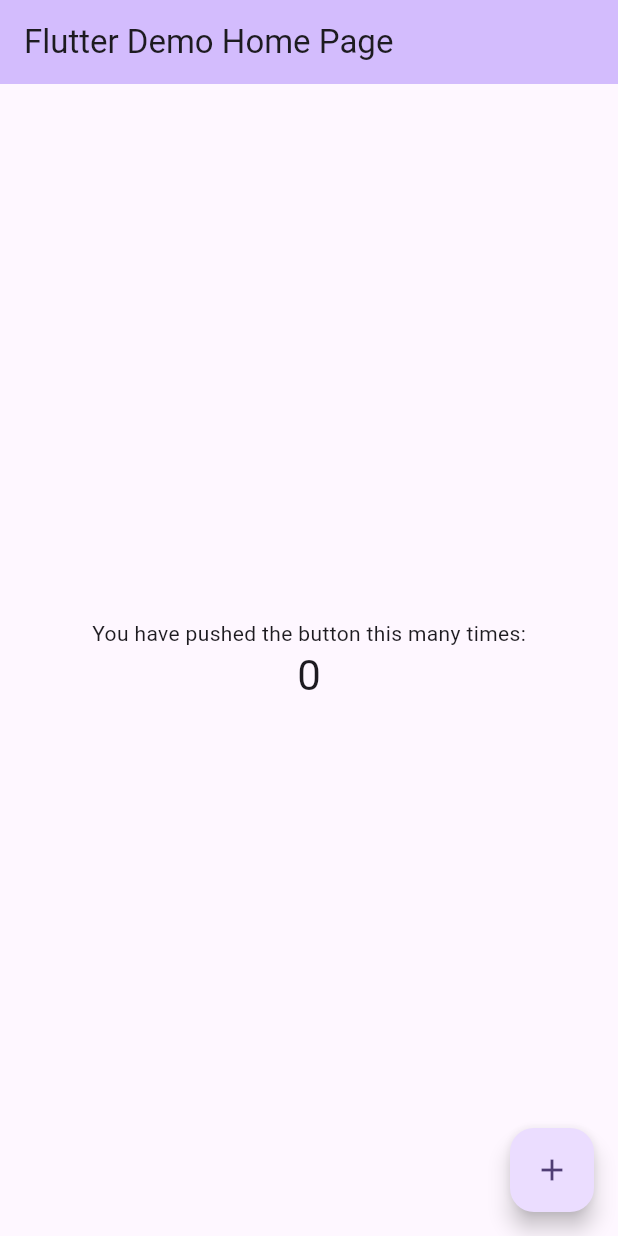
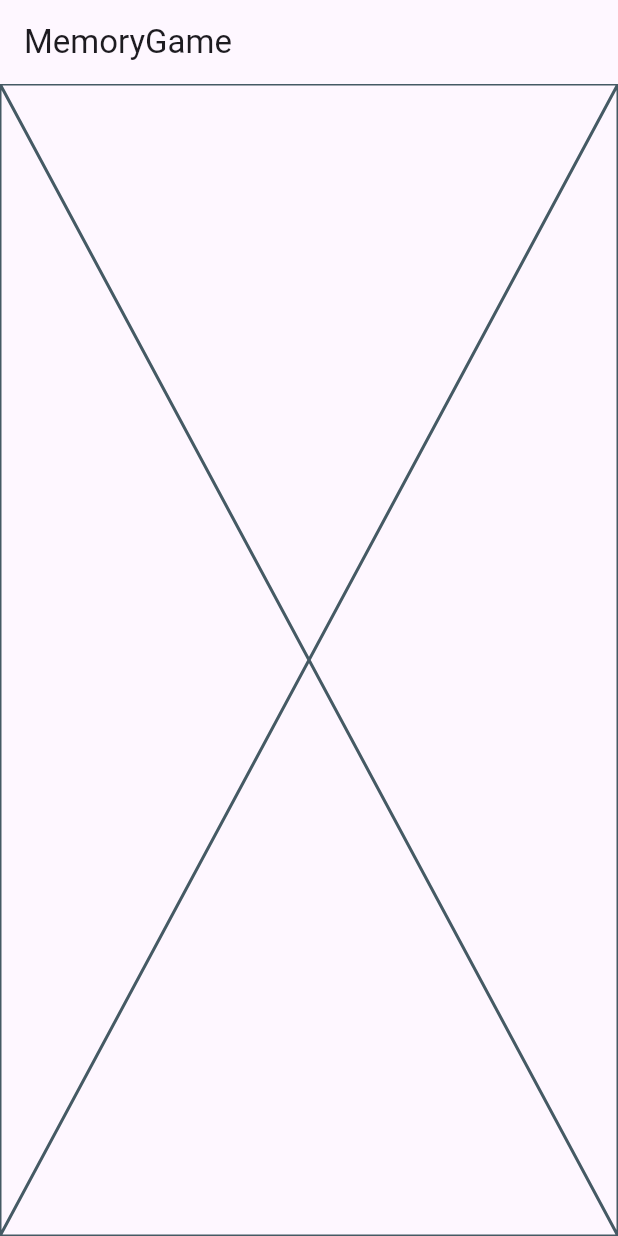
Before and after one commit to avichai123/memory-game, a Flutter app: the screen it shows after launch, on a phone screen of 412 x 824 dp. Run offline on Flutter 3.47's test engine with Material 3 defaults, Android fonts, the phone set to English and light mode, and no system bars.

Commit message:
Intializ dart files

```diff
--- /dev/null
+++ b/memory_game/lib/MemoryGame.dart
@@ -0,0 +1,17 @@
+import 'package:flutter/material.dart';
+
+class MemoryGame extends StatelessWidget {
+  const MemoryGame({super.key});
+
+  @override
+  Widget build(BuildContext context) {
+    return MaterialApp(
+      home: Scaffold(
+        appBar: AppBar(
+          title: const Text("MemoryGame"),
+        ),
+        body: Container(child: const Placeholder()),
+      ),
+    );
+  }
+}
--- a/memory_game/lib/main.dart
+++ b/memory_game/lib/main.dart
@@ -1,125 +1,6 @@
 import 'package:flutter/material.dart';
+import 'package:memory_game/MemoryGame.dart';
 
 void main() {
-  runApp(const MyApp());
+  runApp(const MemoryGame());
 }
-
-class MyApp extends StatelessWidget {
-  const MyApp({super.key});
-
-  // This widget is the root of your application.
-  @override
-  Widget build(BuildContext context) {
-    return MaterialApp(
-      title: 'Flutter Demo',
-      theme: ThemeData(
-        // This is the theme of your application.
-        //
-        // TRY THIS: Try running your application with "flutter run". You'll see
-        // the application has a purple toolbar. Then, without quitting the app,
-        // try changing the seedColor in the colorScheme below to Colors.green
-        // and then invoke "hot reload" (save your changes or press the "hot
-        // reload" button in a Flutter-supported IDE, or press "r" if you used
-        // the command line to start the app).
-        //
-        // Notice that the counter didn't reset back to zero; the application
-        // state is not lost during the reload. To reset the state, use hot
-        // restart instead.
-        //
-        // This works for code too, not just values: Most code changes can be
-        // tested with just a hot reload.
-        colorScheme: ColorScheme.fromSeed(seedColor: Colors.deepPurple),
-        useMaterial3: true,
-      ),
-      home: const MyHomePage(title: 'Flutter Demo Home Page'),
-    );
-  }
-}
-
-class MyHomePage extends StatefulWidget {
-  const MyHomePage({super.key, required this.title});
-
-  // This widget is the home page of your application. It is stateful, meaning
-  // that it has a State object (defined below) that contains fields that affect
-  // how it looks.
-
-  // This class is the configuration for the state. It holds the values (in this
-  // case the title) provided by the parent (in this case the App widget) and
-  // used by the build method of the State. Fields in a Widget subclass are
-  // always marked "final".
-
-  final String title;
-
-  @override
-  State<MyHomePage> createState() => _MyHomePageState();
-}
-
-class _MyHomePageState extends State<MyHomePage> {
-  int _counter = 0;
-
-  void _incrementCounter() {
-    setState(() {
-      // This call to setState tells the Flutter framework that something has
-      // changed in this State, which causes it to rerun the build method below
-      // so that the display can reflect the updated values. If we changed
-      // _counter without calling setState(), then the build method would not be
-      // called again, and so nothing would appear to happen.
-      _counter++;
-    });
-  }
-
-  @override
-  Widget build(BuildContext context) {
-    // This method is rerun every time setState is called, for instance as done
-    // by the _incrementCounter method above.
-    //
-    // The Flutter framework has been optimized to make rerunning build methods
-    // fast, so that you can just rebuild anything that needs updating rather
-    // than having to individually change instances of widgets.
-    return Scaffold(
-      appBar: AppBar(
-        // TRY THIS: Try changing the color here to a specific color (to
-        // Colors.amber, perhaps?) and trigger a hot reload to see the AppBar
-        // change color while the other colors stay the same.
-        backgroundColor: Theme.of(context).colorScheme.inversePrimary,
-        // Here we take the value from the MyHomePage object that was created by
-        // the App.build method, and use it to set our appbar title.
-        title: Text(widget.title),
-      ),
-      body: Center(
-        // Center is a layout widget. It takes a single child and positions it
-        // in the middle of the parent.
-        child: Column(
-          // Column is also a layout widget. It takes a list of children and
-          // arranges them vertically. By default, it sizes itself to fit its
-          // children horizontally, and tries to be as tall as its parent.
-          //
-          // Column has various properties to control how it sizes itself and
-          // how it positions its children. Here we use mainAxisAlignment to
-          // center the children vertically; the main axis here is the vertical
-          // axis because Columns are vertical (the cross axis would be
-          // horizontal).
-          //
-          // TRY THIS: Invoke "debug painting" (choose the "Toggle Debug Paint"
-          // action in the IDE, or press "p" in the console), to see the
-          // wireframe for each widget.
-          mainAxisAlignment: MainAxisAlignment.center,
-          children: <Widget>[
-            const Text(
-              'You have pushed the button this many times:',
-            ),
-            Text(
-              '$_counter',
-              style: Theme.of(context).textTheme.headlineMedium,
-            ),
-          ],
-        ),
-      ),
-      floatingActionButton: FloatingActionButton(
-        onPressed: _incrementCounter,
-        tooltip: 'Increment',
-        child: const Icon(Icons.add),
-      ), // This trailing comma makes auto-formatting nicer for build methods.
-    );
-  }
-}
```
Also changed, not shown: memory_game/pubspec.lock.
